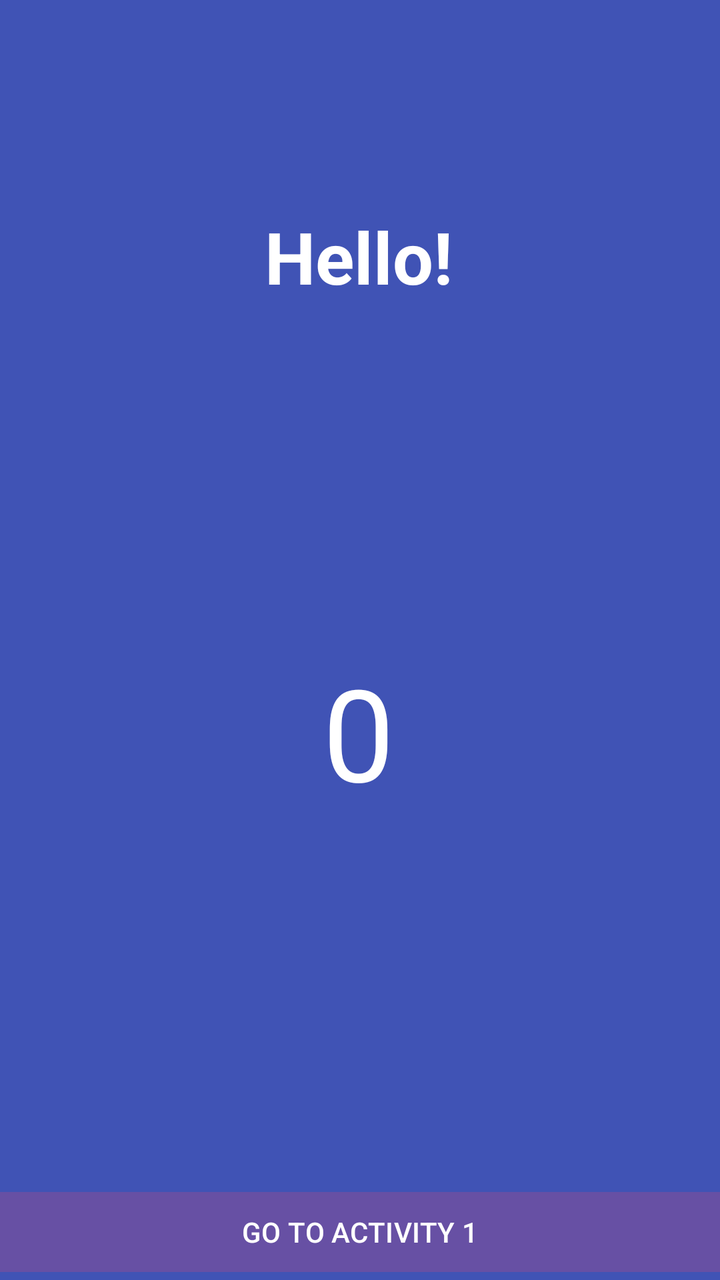
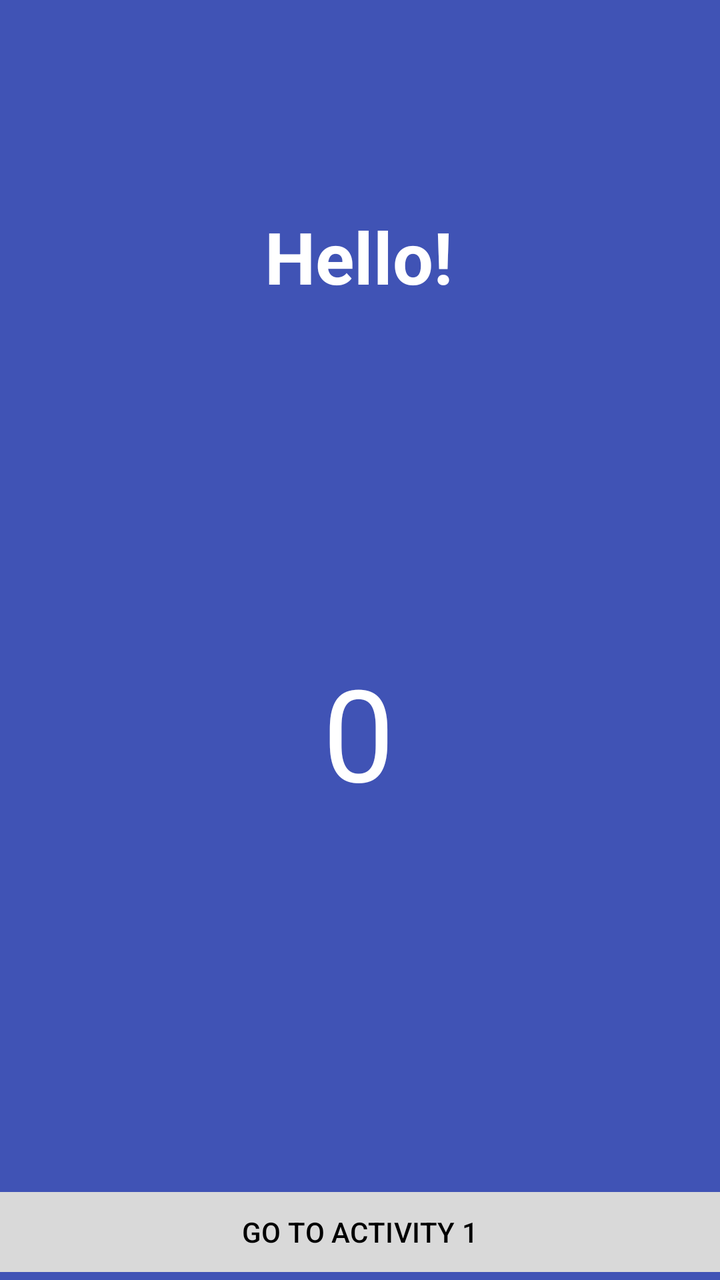

Compare the two renders of this Android layout. The source of the first and the diff that turns it into the second are given below.
<!-- AndroidManifest.xml: application theme Theme.Activities -->
<!-- res/layout/activity_hello.xml -->
<?xml version="1.0" encoding="utf-8"?>
<androidx.constraintlayout.widget.ConstraintLayout xmlns:android="http://schemas.android.com/apk/res/android"
    xmlns:app="http://schemas.android.com/apk/res-auto"
    xmlns:tools="http://schemas.android.com/tools"
    android:id="@+id/rootHello"
    android:layout_width="match_parent"
    android:layout_height="match_parent"
    android:background="#4053B5"
    tools:context=".HelloActivity">

    <TextView
        android:id="@+id/txtHello"
        android:layout_width="wrap_content"
        android:layout_height="wrap_content"
        android:layout_marginTop="104dp"
        android:gravity="center"
        android:text="Hello!"
        android:textColor="#FFFFFF"
        android:textSize="36sp"
        android:textStyle="bold"
        app:layout_constraintEnd_toEndOf="parent"
        app:layout_constraintHorizontal_bias="0.498"
        app:layout_constraintStart_toStartOf="parent"
        app:layout_constraintTop_toTopOf="parent" />

    <TextView
        android:id="@+id/txtCounterHello"
        android:layout_width="wrap_content"
        android:layout_height="wrap_content"
        android:gravity="center"
        android:text="0"
        android:textColor="#FFFFFF"
        android:textSize="64sp"
        app:layout_constraintBottom_toBottomOf="parent"
        app:layout_constraintEnd_toEndOf="parent"
        app:layout_constraintHorizontal_bias="0.498"
        app:layout_constraintStart_toStartOf="parent"
        app:layout_constraintTop_toBottomOf="@+id/txtHello"
        app:layout_constraintVertical_bias="0.425" />

    <Button
        android:id="@+id/btnBackMain"
        android:layout_width="0dp"
        android:layout_height="wrap_content"
        android:text="GO TO ACTIVITY 1"
        app:cornerRadius="0dp"
        app:layout_constraintBottom_toBottomOf="parent"
        app:layout_constraintEnd_toEndOf="parent"
        app:layout_constraintHorizontal_bias="0.0"
        app:layout_constraintStart_toStartOf="parent" />
</androidx.constraintlayout.widget.ConstraintLayout>
<!-- resources referenced by this layout -->
<resources>
  <style name="Theme.Activities" parent="Base.Theme.Activities" />
  <style name="Base.Theme.Activities" parent="Theme.Material3.DayNight.NoActionBar">
          
          
      </style>
</resources>

<!-- the commit's change to res/layout/activity_hello.xml (unified diff, before → after) -->
@@ -42,7 +42,9 @@
         android:id="@+id/btnBackMain"
         android:layout_width="0dp"
         android:layout_height="wrap_content"
+        android:backgroundTint="#D9D9D9"
         android:text="GO TO ACTIVITY 1"
+        android:textColor="#000000"
         app:cornerRadius="0dp"
         app:layout_constraintBottom_toBottomOf="parent"
         app:layout_constraintEnd_toEndOf="parent"
<!-- resource entries referenced after the edit -->
@@ -1,9 +1,17 @@
 <!-- resources referenced by this layout -->
 <resources>
   <style name="Theme.Activities" parent="Base.Theme.Activities" />
-  <style name="Base.Theme.Activities" parent="Theme.Material3.DayNight.NoActionBar">
-          
-          
+  <style name="Base.Theme.Activities" parent="Theme.Material3.DayNight">
+  
+          <item name="colorPrimary">#4053B5</item>
+          <item name="colorOnPrimary">#FFFFFF</item>
+  
+          <item name="colorSurface">#4053B5</item>
+          <item name="colorOnSurface">#FFFFFF</item>
+  
+          <item name="android:statusBarColor">#303F9F</item>
+          <item name="android:windowLightStatusBar">false</item>
+  
       </style>
 </resources>
 
